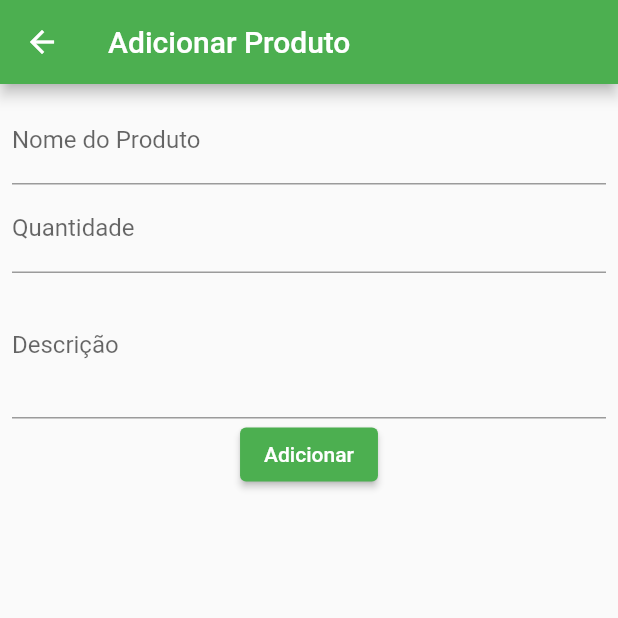
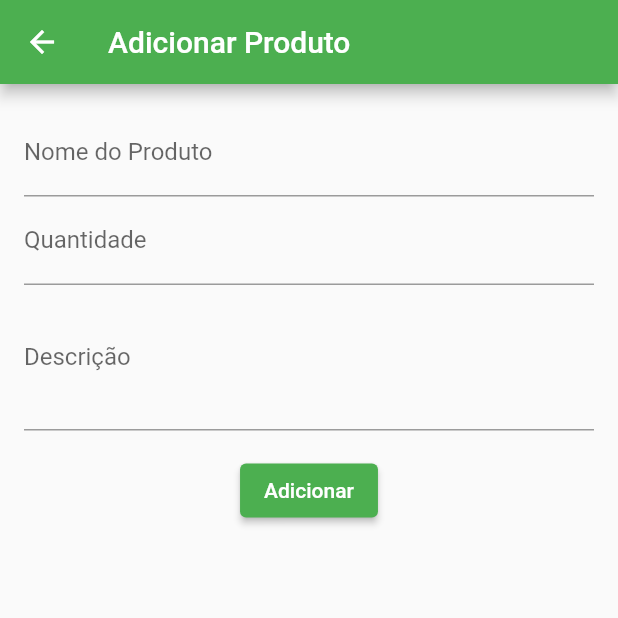
Before and after one commit to euhenriquefranca/estoque_app, a Flutter app: the screen it shows after launch, after a tap on the "add" icon, on a phone screen of 412 x 824 dp, the top half of it. Run offline on Flutter 3.47's test engine with Material 2 defaults, Android fonts, the phone set to English and light mode, and no system bars; our stand-ins replace bloc, equatable, flutter_bloc, shared_preferences.

Commit message:
feat: Add splash screen and change style

```diff
--- a/lib/data/repositories/produto_repository_impl.dart
+++ b/lib/data/repositories/produto_repository_impl.dart
@@ -27,13 +27,10 @@ class ProdutoRepositoryImpl implements ProdutoRepository {
 
   @override
   Future<void> atualizarProduto(Produto produto) async {
-    @override
-    Future<void> atualizarProduto(Produto produto) async {
-      for (int i = 0; i < _produtos.length; i++) {
-        if (_produtos[i].id == produto.id) {
-          _produtos[i] = produto;
-          break;
-        }
+    for (int i = 0; i < _produtos.length; i++) {
+      if (_produtos[i].id == produto.id) {
+        _produtos[i] = produto;
+        break;
       }
     }
   }
--- a/lib/main.dart
+++ b/lib/main.dart
@@ -5,7 +5,7 @@ import 'package:estoque_app/domain/respositories/produto_repository.dart';
 import 'package:estoque_app/domain/usecases/adicionar_produto.dart';
 import 'package:estoque_app/domain/usecases/obter_produtos.dart';
 import 'package:estoque_app/presentation/bloc/produto_bloc.dart';
-import 'package:estoque_app/presentation/pages/produtos_page.dart';
+import 'package:estoque_app/presentation/pages/splash_screen.dart';
 import 'package:flutter/material.dart';
 import 'package:flutter_bloc/flutter_bloc.dart';
 import 'package:shared_preferences/shared_preferences.dart';
@@ -50,13 +50,13 @@ class MyApp extends StatelessWidget {
         primarySwatch: Colors.green,
         visualDensity: VisualDensity.adaptivePlatformDensity,
       ),
-      home: BlocProvider(
+      home: BlocProvider<ProdutoBloc>(
         create: (context) => ProdutoBloc(
           adicionarProduto: adicionarProduto,
           obterProdutos: obterProdutos,
           atualizarProduto: AtualizarProduto(produtoRepository),
         ),
-        child: const ProdutosPage(),
+        child: const SplashScreen(),
       ),
     );
   }
--- a/lib/presentation/bloc/produto_bloc.dart
+++ b/lib/presentation/bloc/produto_bloc.dart
@@ -11,11 +11,11 @@ class ProdutoBloc extends Bloc<ProdutoEvent, ProdutoState> {
   final ObterProdutos obterProdutos;
   final AtualizarProduto atualizarProduto;
 
-  ProdutoBloc(
-      {required this.adicionarProduto,
-      required this.obterProdutos,
-      required this.atualizarProduto})
-      : super(ProdutoInitial()) {
+  ProdutoBloc({
+    required this.adicionarProduto,
+    required this.obterProdutos,
+    required this.atualizarProduto,
+  }) : super(ProdutoInitial()) {
     on<AdicionarProdutoEvent>((event, emit) async {
       await adicionarProduto(event.produto);
       emit(ProdutoAdicionado());
@@ -45,6 +45,15 @@ class ProdutoBloc extends Bloc<ProdutoEvent, ProdutoState> {
         emit(ProdutoErro(e.toString()));
       }
     });
+    add(ObterProdutosEvent());
+  }
+
+  @override
+  void onTransition(Transition<ProdutoEvent, ProdutoState> transition) {
+    super.onTransition(transition);
+    if (transition.currentState is ProdutoInitial) {
+      add(ObterProdutosEvent());
+    }
   }
 }
 
--- a/lib/presentation/pages/adicionar_produto_page.dart
+++ b/lib/presentation/pages/adicionar_produto_page.dart
@@ -40,7 +40,7 @@ class AdicionarProdutoPage extends StatelessWidget {
         title: const Text('Adicionar Produto'),
       ),
       body: Padding(
-        padding: const EdgeInsets.all(8.0),
+        padding: const EdgeInsets.all(16.0),
         child: Column(
           children: [
             TextField(
@@ -60,9 +60,12 @@ class AdicionarProdutoPage extends StatelessWidget {
               decoration: const InputDecoration(labelText: 'Descrição'),
               maxLines: 3,
             ),
-            ElevatedButton(
-              onPressed: () => adicionarProduto(context),
-              child: const Text('Adicionar'),
+            Container(
+              margin: const EdgeInsets.only(top: 16),
+              child: ElevatedButton(
+                onPressed: () => adicionarProduto(context),
+                child: const Text('Adicionar'),
+              ),
             ),
           ],
         ),
--- a/lib/presentation/pages/editar_produto_page.dart
+++ b/lib/presentation/pages/editar_produto_page.dart
@@ -7,9 +7,9 @@ import 'package:estoque_app/presentation/bloc/produto_bloc.dart';
 
 class EditarProdutoPage extends StatelessWidget {
   final Produto produto;
-  final nomeController;
-  final quantidadeController;
-  final descricaoController;
+  final TextEditingController nomeController;
+  final TextEditingController quantidadeController;
+  final TextEditingController descricaoController;
 
   EditarProdutoPage({super.key, required this.produto})
       : nomeController = TextEditingController(text: produto.nome),
@@ -23,7 +23,6 @@ class EditarProdutoPage extends StatelessWidget {
     final descricao = descricaoController.text;
 
     if (nome.isEmpty || quantidade <= 0) {
-      // mostrar uma mensagem de erro
       return;
     }
 
--- a/lib/presentation/pages/produtos_page.dart
+++ b/lib/presentation/pages/produtos_page.dart
@@ -23,20 +23,34 @@ class ProdutosPage extends StatelessWidget {
           ),
         ],
       ),
-      body: BlocBuilder<ProdutoBloc, ProdutoState>(
+      body: BlocListener<ProdutoBloc, ProdutoState>(
+        listener: (context, state) {
+          if (state is ProdutoInitial) {
+            BlocProvider.of<ProdutoBloc>(context, listen: false)
+                .add(ObterProdutosEvent());
+          }
+        },
+        child: BlocBuilder<ProdutoBloc, ProdutoState>(
           builder: (context, state) {
             if (state is ProdutoCarregando) {
               return const Center(child: CircularProgressIndicator());
             } else if (state is ProdutoCarregado) {
+              if (state.produtos.isEmpty) {
+                return const Center(
+                  child: Text('Não há produtos. Adicione alguns!'),
+                );
+              }
               return ListView.builder(
                 itemCount: state.produtos.length,
                 itemBuilder: (ctx, i) => Card(
                   elevation: 5,
-                margin: const EdgeInsets.symmetric(vertical: 8, horizontal: 16),
+                  margin:
+                      const EdgeInsets.symmetric(vertical: 8, horizontal: 16),
                   child: ListTile(
                     leading: CircleAvatar(
                       child: FittedBox(
-                        child: Text('\$${state.produtos[i].quantidade}')),
+                        child: Text('${state.produtos[i].quantidade}'),
+                      ),
                     ),
                     title: Text(state.produtos[i].nome),
                     subtitle: Text(
@@ -48,9 +62,11 @@ class ProdutosPage extends StatelessWidget {
               return Center(child: Text(state.mensagem));
             } else {
               return const Center(
-                child: Text('Pressione o botão para carregar produtos.'));
+                child: CircularProgressIndicator(),
+              );
             }
           },
+        ),
       ),
       floatingActionButton: FloatingActionButton(
         child: const Icon(Icons.add),
--- /dev/null
+++ b/lib/presentation/pages/splash_screen.dart
@@ -0,0 +1,38 @@
+import 'package:estoque_app/presentation/pages/produtos_page.dart';
+import 'package:flutter/material.dart';
+
+class SplashScreen extends StatelessWidget {
+  const SplashScreen({super.key});
+
+  Future<void> wait() async {
+    await Future.delayed(const Duration(seconds: 1));
+  }
+
+  @override
+  Widget build(BuildContext context) {
+    return FutureBuilder(
+      future: wait(),
+      builder: (context, snapshot) {
+        if (snapshot.connectionState == ConnectionState.done) {
+          return const ProdutosPage();
+        }
+
+        return Scaffold(
+          body: Container(
+            color: Colors.green,
+            child: const Center(
+              child: Text(
+                'EstoqueApp',
+                style: TextStyle(
+                  color: Colors.white,
+                  fontSize: 40,
+                  fontWeight: FontWeight.bold,
+                ),
+              ),
+            ),
+          ),
+        );
+      },
+    );
+  }
+}
```
Lines whose indentation alone changed are shown as unchanged.
